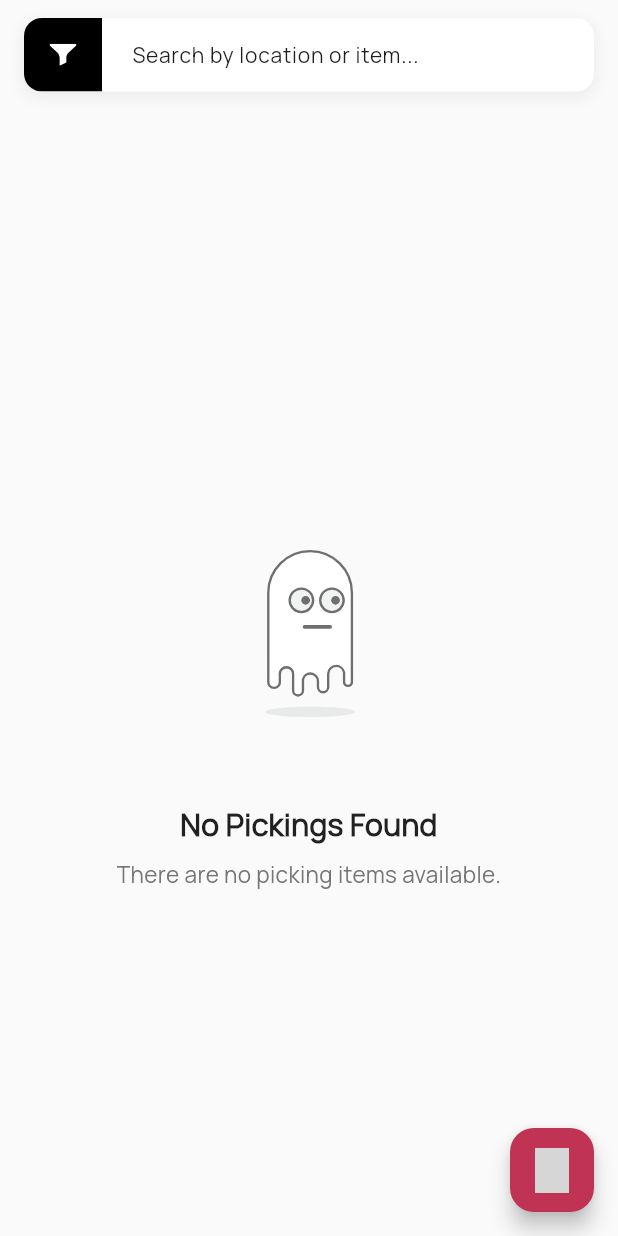
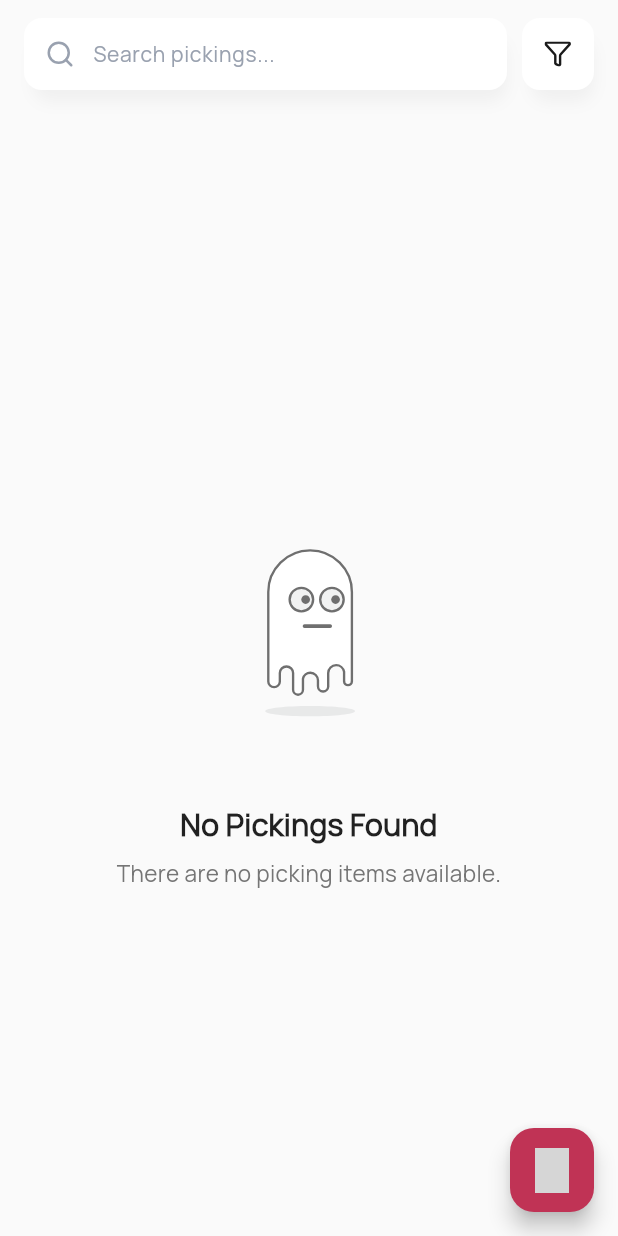
Before and after one commit to mobo-open-source/mobo_delivery, a Flutter app: the PickingsGroupedPage screen opened directly, on a phone screen of 412 x 824 dp. Run offline on Flutter 3.47's test engine with Material 3 defaults, Android fonts, the phone set to English and light mode, and no system bars; our stand-ins replace audioplayers, bloc, carousel_slider, connectivity_plus, dots_indicator, dropdown_button2 and 27 more; missing offline and left inert: encrypt, flutter_inappwebview, odoo_rpc, pdfrx; accounts and stored records are empty; network calls fail; statements that could not run were skipped; grey boxes are pictures that could not be loaded.

Commit message:
[UI/UX] New search bar + filter button design across list pages with Figma shadow and SVG icons, page-scoped search hints, sales-app Material status palette, Manrope w800 font crash fix, route destination address fallback fix, route card source dot colour fix

```diff
--- a/lib/NavBars/AttachDocument/pages/attach_documents_page.dart
+++ b/lib/NavBars/AttachDocument/pages/attach_documents_page.dart
@@ -835,7 +835,7 @@ class _AttachDocumentsPageState extends State<AttachDocumentsPage> {
                 children: [
                   ListSearchBar(
                     controller: _searchController,
-                    hintText: 'Search by location or item...',
+                    hintText: 'Search documents...',
                     hasActiveFilters:
                         _selectedFilters.isNotEmpty ||
                         (_selectedGroupBy?.isNotEmpty ?? false),
--- a/lib/NavBars/Home/widgets/stat_tile.dart
+++ b/lib/NavBars/Home/widgets/stat_tile.dart
@@ -86,7 +86,7 @@ class StatTile extends StatelessWidget {
             '$value',
             style: GoogleFonts.manrope(
               fontSize: 28,
-              fontWeight: FontWeight.w800,
+              fontWeight: FontWeight.w700,
               height: 1,
               letterSpacing: -0.5,
               color: valueColor,
--- a/lib/NavBars/MapBox/pages/route_visualization_page.dart
+++ b/lib/NavBars/MapBox/pages/route_visualization_page.dart
@@ -1275,6 +1275,7 @@ class _RouteVisualizationPageState extends State<RouteVisualizationPage> {
                                                       s.toLowerCase() !=
                                                           'false')
                                                   .join(', ');
+
                                               if (dest.isNotEmpty &&
                                                   uniqueDestinations
                                                       .add(dest)) {
--- a/lib/shared/widgets/list_search_bar.dart
+++ b/lib/shared/widgets/list_search_bar.dart
@@ -1,14 +1,16 @@
 import 'package:flutter/material.dart';
 import 'package:flutter_svg/flutter_svg.dart';
-import 'package:hugeicons/hugeicons.dart';
+import 'package:hugeicons/hugeicons.dart' show HugeIcons;
 
-/// A reusable search bar widget matching the mobo_sales quotation list style.
+/// Search + filter row used across every list-view page (Pickings, Returns,
+/// Documents).
 ///
-/// Features:
-/// • Filter icon on the left (opens filter sheet when tapped)
-/// • Subtle shadow, no visible border
-/// • Active filter/group indicator on the filter button
-/// • Optional active filter chips row below the field
+/// Matches the Mobo design: two separate boxes side by side — an expanded
+/// search field on the left (magnifying-glass prefix, optional clear suffix)
+/// and a fixed 40×40 filter button on the right (`new_filter.svg`). Both
+/// share the same 12-radius corners, white surface, and the exact drop-shadow
+/// values from the design (X 3, Y 11, blur 8.5, spread -3, black @ 4%). Dark
+/// mode swaps to `Colors.grey[850]` to match the app's other card surfaces.
 class ListSearchBar extends StatefulWidget {
   final TextEditingController controller;
   final String hintText;
@@ -16,7 +18,7 @@ class ListSearchBar extends StatefulWidget {
   final VoidCallback? onFilterTap;
   final bool hasActiveFilters;
 
-  /// If provided, a row of chips for active filters is shown below the field.
+  /// If provided, a row of chips for active filters is shown below the row.
   final Widget? activeFiltersRow;
 
   const ListSearchBar({
@@ -34,110 +36,49 @@ class ListSearchBar extends StatefulWidget {
 }
 
 class _ListSearchBarState extends State<ListSearchBar> {
+  /// Design drop-shadow (Figma): X 3, Y 11, blur 8.5, spread -3, black @ 4%.
+  static final List<BoxShadow> _designShadow = [
+    BoxShadow(
+      color: Colors.black.withValues(alpha: 0.04),
+      offset: const Offset(3, 11),
+      blurRadius: 8.5,
+      spreadRadius: -3,
+    ),
+  ];
+
+  static const double _height = 48;
+  static const double _radius = 12;
+
   @override
   Widget build(BuildContext context) {
     final isDark = Theme.of(context).brightness == Brightness.dark;
+    final surface = isDark ? Colors.grey[850]! : Colors.white;
+    final textColor = isDark ? Colors.white : const Color(0xff1E1E1E);
+    // Figma spec: hint text is #99A1AF. Dark mode lifts it to white-@-55%
+    // so it stays visible on the grey[850] surface.
+    final hintColor = isDark
+        ? Colors.white.withValues(alpha: 0.55)
+        : const Color(0xFF99A1AF);
+    // Search icon + hint text share the muted #99A1AF tone in light mode
+    // (Figma spec); dark mode lifts to a translucent white for visibility.
+    final iconColor =
+        isDark ? Colors.white.withValues(alpha: 0.70) : const Color(0xFF99A1AF);
+    // Filter icon renders in its Figma stroke color (#1A1A1A) so the glyph
+    // reads as designed; dark mode flips to plain white.
+    final filterIconColor =
+        isDark ? Colors.white : const Color(0xFF1A1A1A);
 
     return Padding(
       padding: const EdgeInsets.fromLTRB(16, 12, 16, 8),
       child: Column(
         crossAxisAlignment: CrossAxisAlignment.start,
         children: [
-          Container(
-            decoration: BoxDecoration(
-              color: isDark ? const Color(0xFF2A2A2A) : Colors.white,
-              borderRadius: BorderRadius.circular(12),
-              boxShadow: [
-                BoxShadow(
-                  color: Colors.black.withValues(alpha: 0.06),
-                  blurRadius: 8,
-                  spreadRadius: 1,
-                  offset: const Offset(0, 3),
-                ),
-              ],
-            ),
-            child: ClipRRect(
-              borderRadius: BorderRadius.circular(12),
-              child: IntrinsicHeight(
-                child: Row(
-                  crossAxisAlignment: CrossAxisAlignment.stretch,
-                  children: [
-                    GestureDetector(
-                      onTap: widget.onFilterTap,
-                      child: Container(
-                        width: 52,
-                        alignment: Alignment.center,
-
-                        color: isDark ? Colors.white : Colors.black,
-                        child: SvgPicture.asset(
-                          'assets/icons/filter.svg',
-                          width: 18,
-                          height: 15,
-                          colorFilter: ColorFilter.mode(
-                            isDark ? Colors.black : Colors.white,
-                            BlendMode.srcIn,
-                          ),
-                        ),
-                      ),
-                    ),
-                    Expanded(
-                      child: TextField(
-                        controller: widget.controller,
-                        onChanged: (v) {
-                          widget.onChanged(v);
-                          setState(() {});
-                        },
-                        style: TextStyle(
-                          fontSize: 14,
-                          color: isDark ? Colors.white : const Color(0xff1E1E1E),
-                        ),
-                        decoration: InputDecoration(
-                          contentPadding: const EdgeInsets.symmetric(
-                            horizontal: 16,
-                            vertical: 14,
-                          ),
-                          hintText: widget.hintText,
-                          hintStyle: TextStyle(
-                            color: isDark
-                                ? Colors.white
-                                : const Color(0xff1E1E1E),
-                            fontWeight: FontWeight.w400,
-                            fontSize: 14,
-                          ),
-                          suffixIcon: widget.controller.text.isNotEmpty
-                              ? IconButton(
-                                  icon: Icon(
-                                    HugeIcons.strokeRoundedCancel01,
-                                    size: 18,
-                                    color: isDark
-                                        ? Colors.grey[400]
-                                        : Colors.grey[500],
-                                  ),
-                                  onPressed: () {
-                                    widget.controller.clear();
-                                    widget.onChanged('');
-                                    setState(() {});
-                                  },
-                                )
-                              : null,
-                          border: const OutlineInputBorder(
-                            borderSide: BorderSide.none,
-                          ),
-                          enabledBorder: const OutlineInputBorder(
-                            borderSide: BorderSide.none,
-                          ),
-                          focusedBorder: const OutlineInputBorder(
-                            borderSide: BorderSide.none,
-                          ),
-                          filled: true,
-                          fillColor: Colors.transparent,
-                        ),
-                      ),
-                    ),
-                  ],
-                ),
-              ),
-            ),
+          Row(
+            children: [
+              Expanded(child: _buildSearchField(surface, textColor, hintColor, iconColor)),
+              const SizedBox(width: 10),
+              _buildFilterButton(surface, filterIconColor),
+            ],
           ),
           if (widget.activeFiltersRow != null) ...[
             const SizedBox(height: 6),
@@ -147,4 +88,99 @@ class _ListSearchBarState extends State<ListSearchBar> {
       ),
     );
   }
+
+  Widget _buildSearchField(
+      Color surface, Color textColor, Color hintColor, Color iconColor) {
+    return Container(
+      height: _height,
+      decoration: BoxDecoration(
+        color: surface,
+        borderRadius: BorderRadius.circular(_radius),
+        boxShadow: _designShadow,
+      ),
+      child: TextField(
+        controller: widget.controller,
+        onChanged: (v) {
+          widget.onChanged(v);
+          setState(() {});
+        },
+        style: TextStyle(fontSize: 14, color: textColor),
+        decoration: InputDecoration(
+          isCollapsed: true,
+          contentPadding:
+              const EdgeInsets.symmetric(horizontal: 12, vertical: 14),
+          hintText: widget.hintText,
+          hintStyle: TextStyle(
+            color: hintColor,
+            fontWeight: FontWeight.w400,
+            fontSize: 14,
+          ),
+          prefixIcon: Padding(
+            padding: const EdgeInsets.only(left: 14, right: 8),
+            child: SvgPicture.asset(
+              'assets/icons/search.svg',
+              width: 20,
+              height: 20,
+              colorFilter: ColorFilter.mode(iconColor, BlendMode.srcIn),
+            ),
+          ),
+          prefixIconConstraints:
+              const BoxConstraints(minWidth: 0, minHeight: 0),
+          suffixIcon: widget.controller.text.isNotEmpty
+              ? IconButton(
+                  splashRadius: 18,
+                  padding: EdgeInsets.zero,
+                  constraints: const BoxConstraints(),
+                  icon: Icon(
+                    HugeIcons.strokeRoundedCancel01,
+                    size: 18,
+                    color: iconColor,
+                  ),
+                  onPressed: () {
+                    widget.controller.clear();
+                    widget.onChanged('');
+                    setState(() {});
+                  },
+                )
+              : null,
+          suffixIconConstraints:
+              const BoxConstraints(minWidth: 40, minHeight: 40),
+          border: InputBorder.none,
+          enabledBorder: InputBorder.none,
+          focusedBorder: InputBorder.none,
+          filled: false,
+        ),
+      ),
+    );
+  }
+
+  Widget _buildFilterButton(Color surface, Color iconColor) {
+    // Same height and shadow as the search field so both boxes align
+    // top-and-bottom on a single horizontal line, per the Figma design.
+    return Container(
+      width: _height,
+      height: _height,
+      decoration: BoxDecoration(
+        color: surface,
+        borderRadius: BorderRadius.circular(_radius),
+        boxShadow: _designShadow,
+      ),
+      child: Material(
+        color: Colors.transparent,
+        borderRadius: BorderRadius.circular(_radius),
+        child: InkWell(
+          borderRadius: BorderRadius.circular(_radius),
+          onTap: widget.onFilterTap,
+          child: Center(
+            child: SvgPicture.asset(
+              'assets/icons/new_filter.svg',
+              width: 18,
+              height: 18,
+              colorFilter: ColorFilter.mode(iconColor, BlendMode.srcIn),
+            ),
+          ),
+        ),
+      ),
+    );
+  }
 }
```
Also changed, not shown: lib/NavBars/AttachDocument/constants/constants.dart (+6 -6 lines), lib/NavBars/MapBox/services/odoo_map_service.dart (+20 -7 lines), lib/NavBars/MapBox/widgets/search_inputs.dart (+19 -38 lines), lib/NavBars/Pickings/PickingFormPage/pages/return_list_page.dart (+4 -5 lines), lib/NavBars/Pickings/PickingListPage/pages/pickings_grouped_page.dart (+6 -7 lines), lib/NavBars/ReturnManagement/pages/return_management_page.dart (+7 -7 lines), assets/icons/new_filter.svg (added), assets/icons/search.svg (added).
